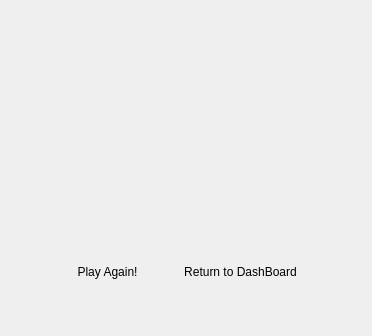
The window that uifiles/result.ui (SwapnilSantra/project_quizzy) describes before a commit, drawn with Qt 5.
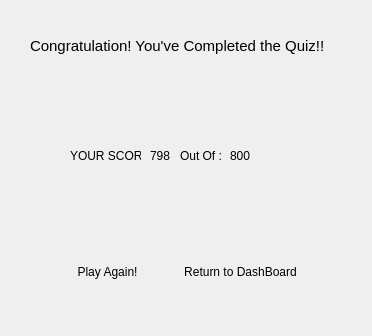
The same window after the commit.

The edit to the form file:
```diff
--- a/uifiles/result.ui
+++ b/uifiles/result.ui
@@ -16,27 +16,27 @@
   <widget class="QLabel" name="score">
    <property name="geometry">
     <rect>
-     <x>120</x>
-     <y>100</y>
-     <width>61</width>
+     <x>150</x>
+     <y>130</y>
+     <width>21</width>
      <height>51</height>
     </rect>
    </property>
    <property name="text">
-    <string/>
+    <string>798</string>
    </property>
   </widget>
   <widget class="QLabel" name="total">
    <property name="geometry">
     <rect>
-     <x>200</x>
-     <y>100</y>
-     <width>47</width>
+     <x>230</x>
+     <y>130</y>
+     <width>21</width>
      <height>51</height>
     </rect>
    </property>
    <property name="text">
-    <string/>
+    <string>800</string>
    </property>
   </widget>
   <widget class="QLabel" name="percentage">
@@ -84,6 +84,55 @@
     <bool>true</bool>
    </property>
   </widget>
+  <widget class="QLabel" name="label">
+   <property name="geometry">
+    <rect>
+     <x>30</x>
+     <y>20</y>
+     <width>301</width>
+     <height>51</height>
+    </rect>
+   </property>
+   <property name="styleSheet">
+    <string notr="true">font-size:11pt</string>
+   </property>
+   <property name="text">
+    <string>Congratulation! You've Completed the Quiz!!</string>
+   </property>
+  </widget>
+  <widget class="QLabel" name="label_2">
+   <property name="geometry">
+    <rect>
+     <x>70</x>
+     <y>130</y>
+     <width>71</width>
+     <height>51</height>
+    </rect>
+   </property>
+   <property name="styleSheet">
+    <string notr="true">font-color:rgb(0, 255, 0);
+font: 75 8pt &quot;MS Shell Dlg 2&quot;;</string>
+   </property>
+   <property name="text">
+    <string>YOUR SCORE:</string>
+   </property>
+  </widget>
+  <widget class="QLabel" name="label_3">
+   <property name="geometry">
+    <rect>
+     <x>180</x>
+     <y>130</y>
+     <width>41</width>
+     <height>51</height>
+    </rect>
+   </property>
+   <property name="styleSheet">
+    <string notr="true">font: 75 8pt &quot;Rubik&quot;;</string>
+   </property>
+   <property name="text">
+    <string>Out Of :</string>
+   </property>
+  </widget>
  </widget>
  <resources/>
  <connections/>
```
Left out of the diff: 3 changed lines with no effect on the pictures.
